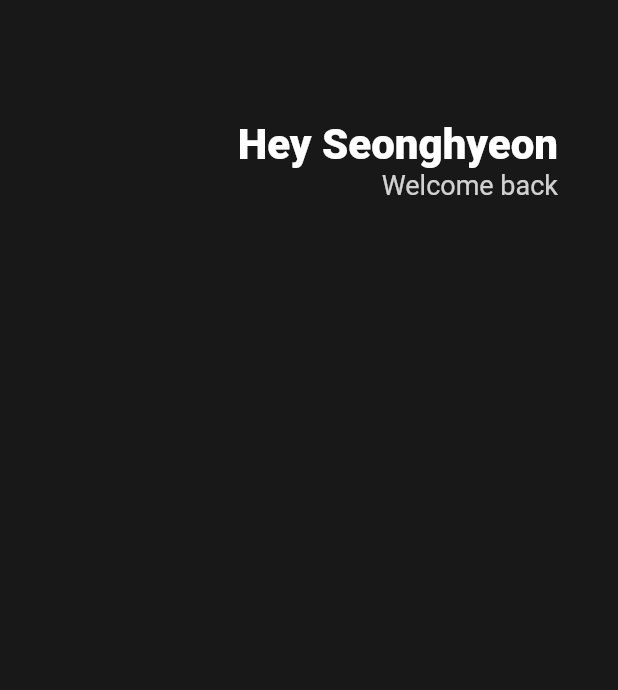
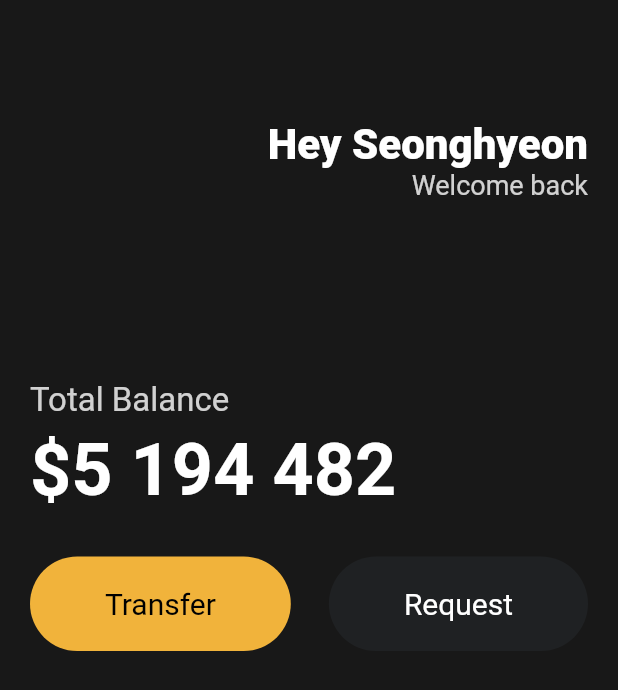
Before and after one commit to bmaner/toonflix, a Flutter app: the screen it shows after launch, on a phone screen of 412 x 824 dp. Shown: the top 690 px of the screen. Run offline on Flutter 3.47's test engine with Material 2 defaults, Android fonts, the phone set to English and light mode, and no system bars.

Commit message:
Add reusable Widget|Button

```diff
--- /dev/null
+++ b/lib/Widgets/button.dart
@@ -0,0 +1,37 @@
+import 'package:flutter/material.dart';
+
+class Button extends StatelessWidget {
+  final String text;
+  final Color bgColor;
+  final Color textColor;
+
+  const Button({
+    super.key,
+    required this.text,
+    required this.bgColor,
+    required this.textColor,
+  });
+
+  @override
+  Widget build(BuildContext context) {
+    return Container(
+      decoration: BoxDecoration(
+        color: bgColor,
+        borderRadius: BorderRadius.circular(45),
+      ),
+      child: Padding(
+        padding: const EdgeInsets.symmetric(
+          vertical: 20,
+          horizontal: 50,
+        ),
+        child: Text(
+          text,
+          style: TextStyle(
+            color: textColor,
+            fontSize: 20,
+          ),
+        ),
+      ),
+    );
+  }
+}
--- a/lib/main.dart
+++ b/lib/main.dart
@@ -1,5 +1,5 @@
-import 'package:flutter/cupertino.dart';
 import 'package:flutter/material.dart';
+import 'package:toonflix/Widgets/button.dart';
 
 void main() {
   runApp(App());
@@ -10,12 +10,13 @@ class App extends StatelessWidget {
   Widget build(BuildContext context) {
     return MaterialApp(
       home: Scaffold(
-          backgroundColor: Color(0xFF181818),
+          backgroundColor: const Color(0xFF181818),
           body: Padding(
-            padding: EdgeInsets.symmetric(horizontal: 40),
+            padding: const EdgeInsets.symmetric(horizontal: 20),
             child: Column(
+              crossAxisAlignment: CrossAxisAlignment.start,
               children: [
-                SizedBox(
+                const SizedBox(
                   height: 80,
                 ),
                 Row(
@@ -24,7 +25,7 @@ class App extends StatelessWidget {
                     Column(
                       crossAxisAlignment: CrossAxisAlignment.end,
                       children: [
-                        Text(
+                        const Text(
                           'Hey Seonghyeon',
                           style: TextStyle(
                             color: Colors.white,
@@ -43,6 +44,45 @@ class App extends StatelessWidget {
                     )
                   ],
                 ),
+                const SizedBox(
+                  height: 120,
+                ),
+                Text(
+                  'Total Balance',
+                  style: TextStyle(
+                    fontSize: 22,
+                    color: Colors.white.withOpacity(0.8),
+                  ),
+                ),
+                const SizedBox(
+                  height: 5,
+                ),
+                const Text(
+                  '\$5 194 482',
+                  style: TextStyle(
+                    fontSize: 48,
+                    fontWeight: FontWeight.w600,
+                    color: Colors.white,
+                  ),
+                ),
+                const SizedBox(
+                  height: 30,
+                ),
+                Row(
+                  mainAxisAlignment: MainAxisAlignment.spaceBetween,
+                  children: [
+                    Button(
+                      text: 'Transfer',
+                      bgColor: const Color(0xfff1b33b),
+                      textColor: Colors.black,
+                    ),
+                    Button(
+                      text: 'Request',
+                      bgColor: const Color(0xff1f2123),
+                      textColor: Colors.white,
+                    ),
+                  ],
+                )
               ],
             ),
           )),
```
